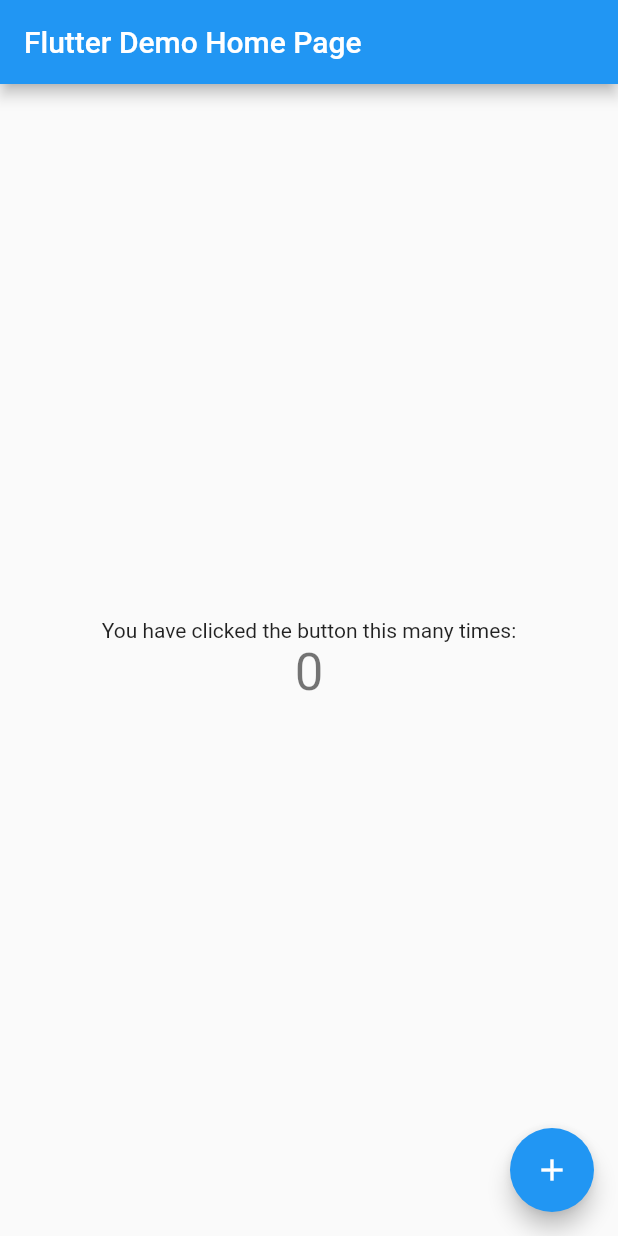
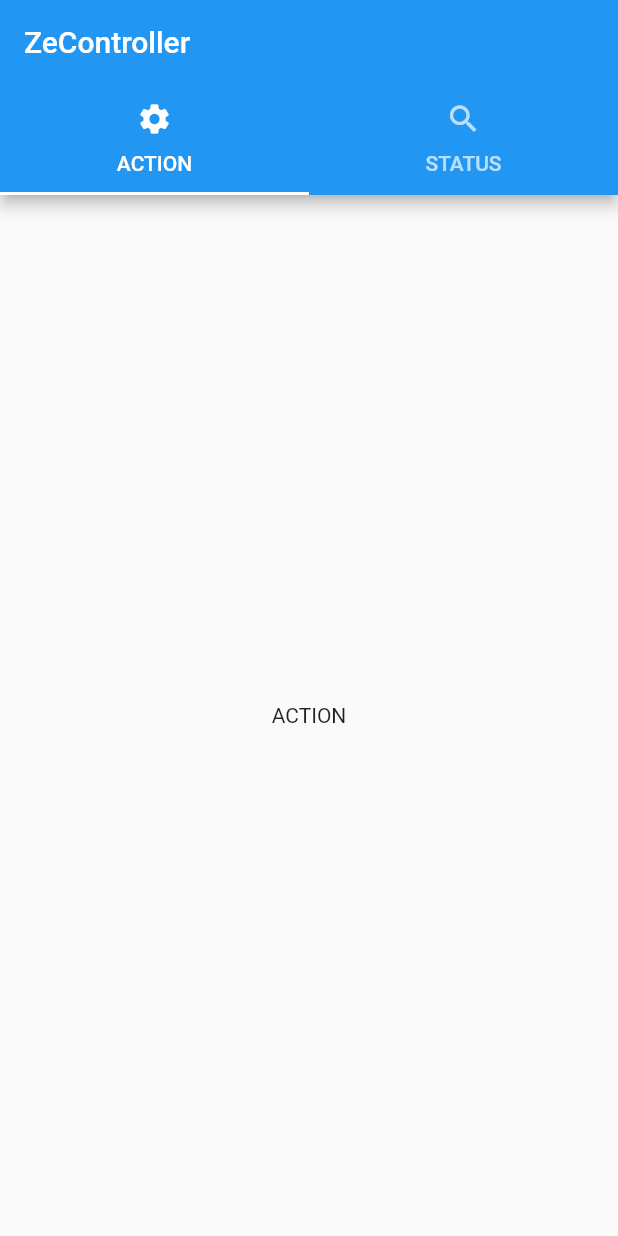
Before and after one commit to traxys/ZeController, a Flutter app: the screen it shows after launch, on a phone screen of 412 x 824 dp. Run offline on Flutter 3.47's test engine with Material 2 defaults, Android fonts, the phone set to English and light mode, and no system bars; missing offline and left inert: grpc, protobuf.

Commit message:
Initial Layout

```diff
--- a/lib/main.dart
+++ b/lib/main.dart
@@ -1,111 +1,90 @@
 import 'package:flutter/material.dart';
+import 'package:grpc/grpc.dart';
 
-void main() => runApp(MyApp());
+import 'generated/server.pb.dart';
+import 'generated/server.pbgrpc.dart';
 
-class MyApp extends StatelessWidget {
-  // This widget is the root of your application.
+void main() => runApp(ZeController());
+
+class ZeController extends StatelessWidget {
   @override
   Widget build(BuildContext context) {
     return MaterialApp(
-      title: 'Flutter Demo',
-      theme: ThemeData(
-        // This is the theme of your application.
-        //
-        // Try running your application with "flutter run". You'll see the
-        // application has a blue toolbar. Then, without quitting the app, try
-        // changing the primarySwatch below to Colors.green and then invoke
-        // "hot reload" (press "r" in the console where you ran "flutter run",
-        // or simply save your changes to "hot reload" in a Flutter IDE).
-        // Notice that the counter didn't reset back to zero; the application
-        // is not restarted.
-        primarySwatch: Colors.blue,
+      title: 'ZeController - Home Controller',
+      home: DefaultTabController(
+        length: modes.length,
+        child: Scaffold(
+          appBar: AppBar(
+            title: Text('ZeController'),
+            bottom: TabBar(
+                tabs: modes.map((Mode mode) {
+              return Tab(
+                text: mode.title,
+                icon: Icon(mode.icon),
+              );
+            }).toList()),
+          ),
+          body: TabBarView(
+            children: modes.map((Mode mode) {
+              return Center(
+                child: ModeView(mode: mode),
+              );
+            }).toList(),
+          ),
+        ),
       ),
-      home: MyHomePage(title: 'Flutter Demo Home Page'),
     );
   }
 }
 
-class MyHomePage extends StatefulWidget {
-  MyHomePage({Key key, this.title}) : super(key: key);
-
-  // This widget is the home page of your application. It is stateful, meaning
-  // that it has a State object (defined below) that contains fields that affect
-  // how it looks.
-
-  // This class is the configuration for the state. It holds the values (in this
-  // case the title) provided by the parent (in this case the App widget) and
-  // used by the build method of the State. Fields in a Widget subclass are
-  // always marked "final".
+class Mode {
+  const Mode({this.title, this.icon});
 
   final String title;
-
-  @override
-  _MyHomePageState createState() => _MyHomePageState();
+  final IconData icon;
 }
 
-class _MyHomePageState extends State<MyHomePage> {
-  int _counter = 0;
+const List<Mode> modes = const <Mode>[
+  const Mode(title: 'ACTION', icon: Icons.settings),
+  const Mode(title: 'STATUS', icon: Icons.search),
+];
 
-  void _incrementCounter() {
-    setState(() {
-      // This call to setState tells the Flutter framework that something has
-      // changed in this State, which causes it to rerun the build method below
-      // so that the display can reflect the updated values. If we changed
-      // _counter without calling setState(), then the build method would not be
-      // called again, and so nothing would appear to happen.
-      _counter++;
-    });
-  }
+class ControllerState extends State<Controller> {
+  HomeClient grpcClient;
 
   @override
   Widget build(BuildContext context) {
-    // This method is rerun every time setState is called, for instance as done
-    // by the _incrementCounter method above.
-    //
-    // The Flutter framework has been optimized to make rerunning build methods
-    // fast, so that you can just rebuild anything that needs updating rather
-    // than having to individually change instances of widgets.
-    return Scaffold(
-      appBar: AppBar(
-        // Here we take the value from the MyHomePage object that was created by
-        // the App.build method, and use it to set our appbar title.
-        title: Text(widget.title),
-      ),
-      body: Center(
-        // Center is a layout widget. It takes a single child and positions it
-        // in the middle of the parent.
-        child: Column(
-          // Column is also layout widget. It takes a list of children and
-          // arranges them vertically. By default, it sizes itself to fit its
-          // children horizontally, and tries to be as tall as its parent.
-          //
-          // Invoke "debug painting" (press "p" in the console, choose the
-          // "Toggle Debug Paint" action from the Flutter Inspector in Android
-          // Studio, or the "Toggle Debug Paint" command in Visual Studio Code)
-          // to see the wireframe for each widget.
-          //
-          // Column has various properties to control how it sizes itself and
-          // how it positions its children. Here we use mainAxisAlignment to
-          // center the children vertically; the main axis here is the vertical
-          // axis because Columns are vertical (the cross axis would be
-          // horizontal).
-          mainAxisAlignment: MainAxisAlignment.center,
-          children: <Widget>[
-            Text(
-              'You have clicked the button this many times:',
-            ),
-            Text(
-              '$_counter',
-              style: Theme.of(context).textTheme.display1,
-            ),
-          ],
-        ),
-      ),
-      floatingActionButton: FloatingActionButton(
-        onPressed: _incrementCounter,
-        tooltip: 'Increment',
-        child: Icon(Icons.add),
-      ), // This trailing comma makes auto-formatting nicer for build methods.
-    );
+    grpcClient = new HomeClient();
+    return Text('Hello Controller');
   }
 }
+
+class ModeView extends StatelessWidget {
+  const ModeView({Key key, this.mode}) : super(key: key);
+
+  final Mode mode;
+  @override
+  Widget build(BuildContext context) {
+    return Text(mode.title);
+  }
+}
+
+class Controller extends StatefulWidget {
+  @override
+  ControllerState createState() => new ControllerState();
+}
+
+class HomeClient {
+  ClientChannel channel;
+  HomeManagerClient stub;
+
+  void main(List<String> args) {
+    channel = new ClientChannel('192.168.0.10',
+        port: 8080,
+        options: const ChannelOptions(
+            credentials: const ChannelCredentials.insecure()));
+
+    stub = new HomeManagerClient(channel,
+        options: new CallOptions(timeout: new Duration(seconds: 30)));
+  }
+}
--- a/pubspec.yaml
+++ b/pubspec.yaml
@@ -1,5 +1,5 @@
-name: zecontroller
-description: A new Flutter project.
+name: ZeController
+description: Awesome app to controll a house by gRPC
 
 # The following defines the version and build number for your application.
 # A version number is three numbers separated by dots, like 1.2.43
```
Also changed, not shown: lib/generated/server.pb.dart (added), lib/generated/server.pbenum.dart (added), lib/generated/server.pbgrpc.dart (added), lib/generated/server.pbjson.dart (added), 2 other files.
